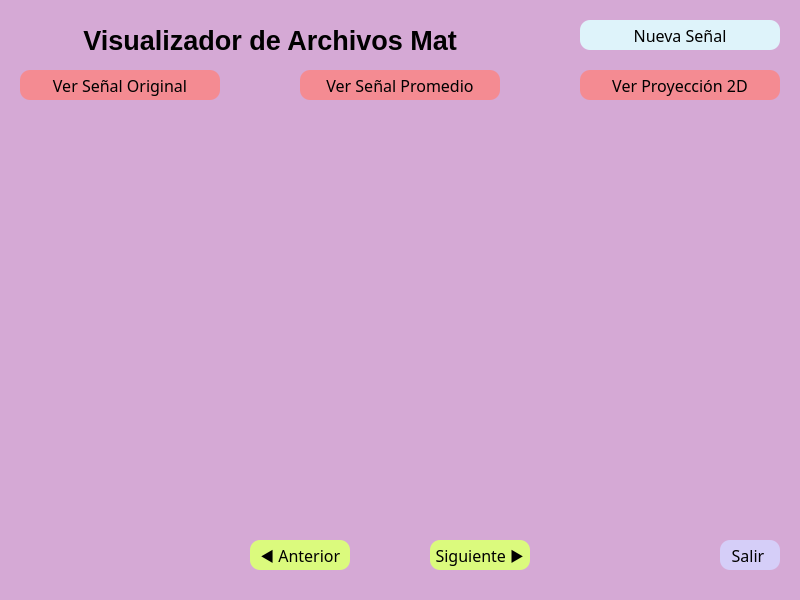
Above: Vistas/vista_mat.ui from CamilaMontiel2510/Trabajo-Final-Info-2-GUI-Examenes before the change. Below: the same form after it.
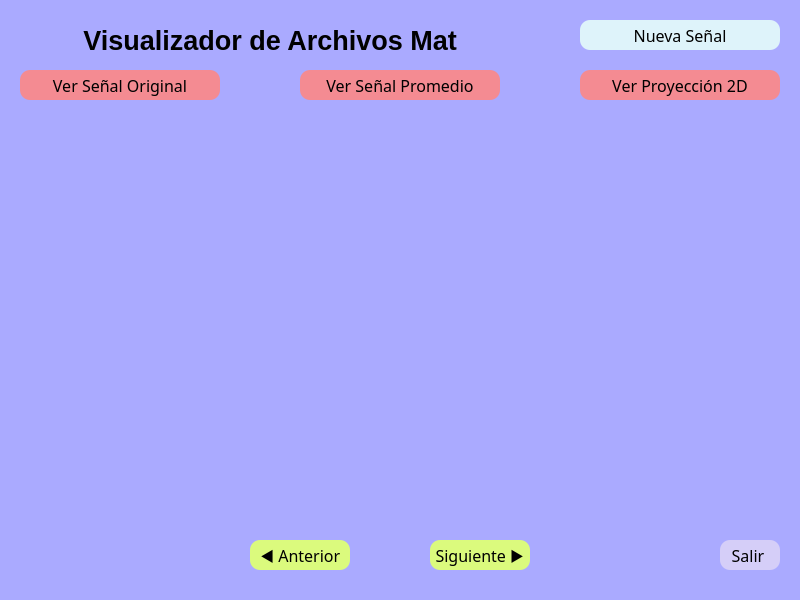
That is the form after the change.

Commit message: cambios de colores en ventanas

What changed in the file:
```diff
--- a/Vistas/vista_mat.ui
+++ b/Vistas/vista_mat.ui
@@ -15,7 +15,7 @@
   </property>
   <property name="styleSheet">
    <string notr="true">QWidget{
-	background-color: rgb(213, 169, 213);
+	background-color: rgb(170, 170, 255);
 }
 QPushButton{
 	background-color: rgb(222, 243, 250);
```
The commit also changes 5 other files.
